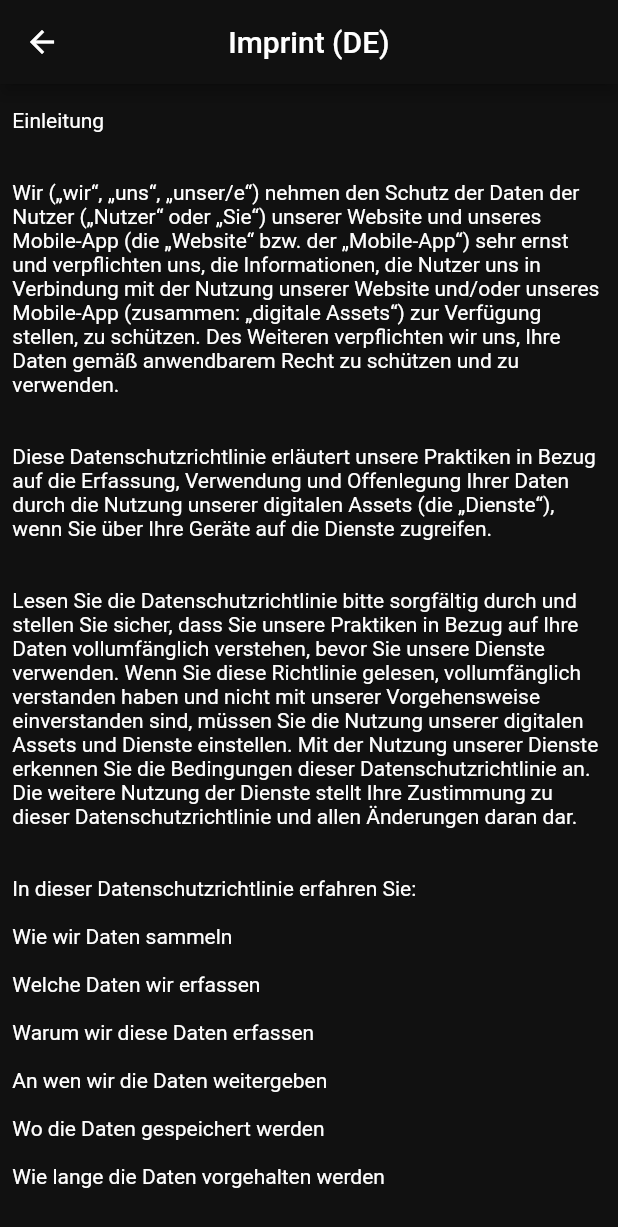
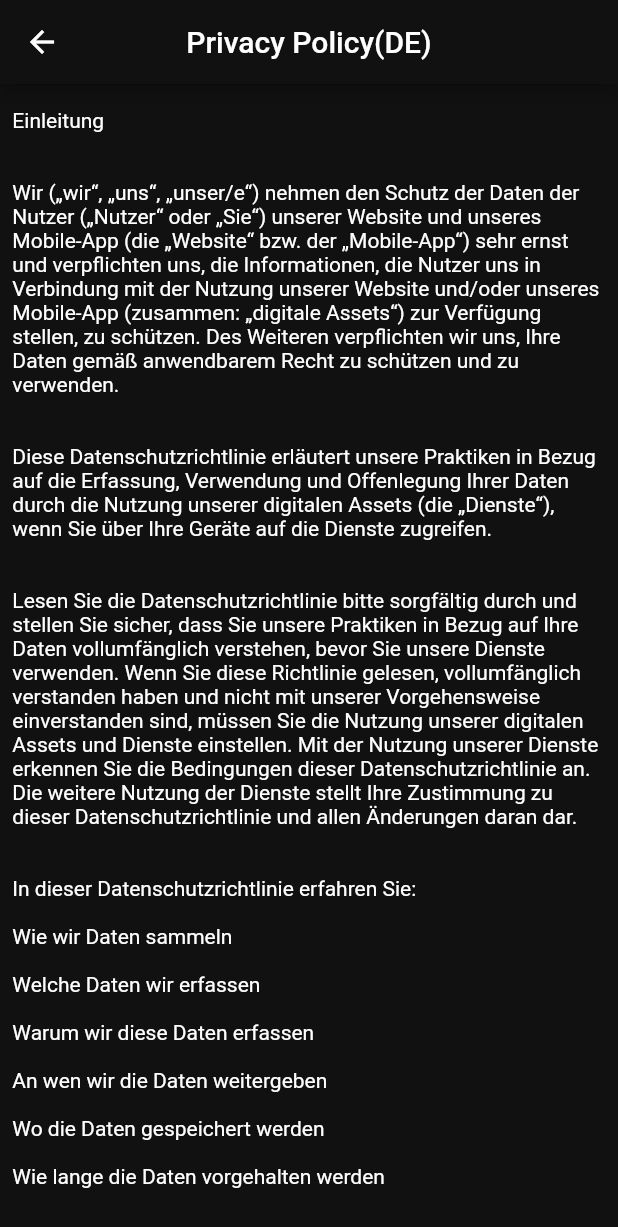
Before and after one commit to BenGroll/RaveStreamRadio, a Flutter app: the PrivacyPolicy screen opened by its route, on a phone screen of 412 x 824 dp. Shown: the top 1227 px of the screen. Run offline on Flutter 3.47's test engine with Material 2 defaults, Android fonts, the phone set to English and light mode, and no system bars; our stand-ins replace auto_size_text, beamer, cloud_firestore, dropdown_search, firebase_core, firebase_database and 4 more; missing offline and left inert: flutter_paypal; accounts and stored records are empty; network calls fail.

Commit message:
Update privacypolicy.dart

```diff
--- a/lib/screens/privacypolicy.dart
+++ b/lib/screens/privacypolicy.dart
@@ -15,7 +15,7 @@ class PrivacyPolicy extends StatelessWidget {
       backgroundColor: cl.darkerGrey,
       appBar: AppBar(
         backgroundColor: cl.darkerGrey,
-        title: Text("Imprint (DE)"),
+        title: Text("Privacy Policy(DE)"),
         centerTitle: true,
       ),
       body: Padding(
```
